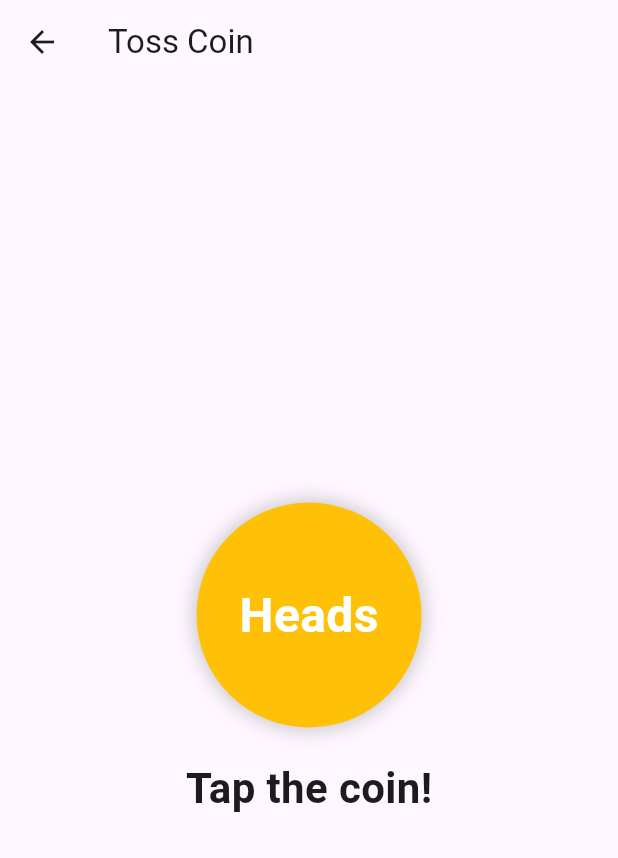
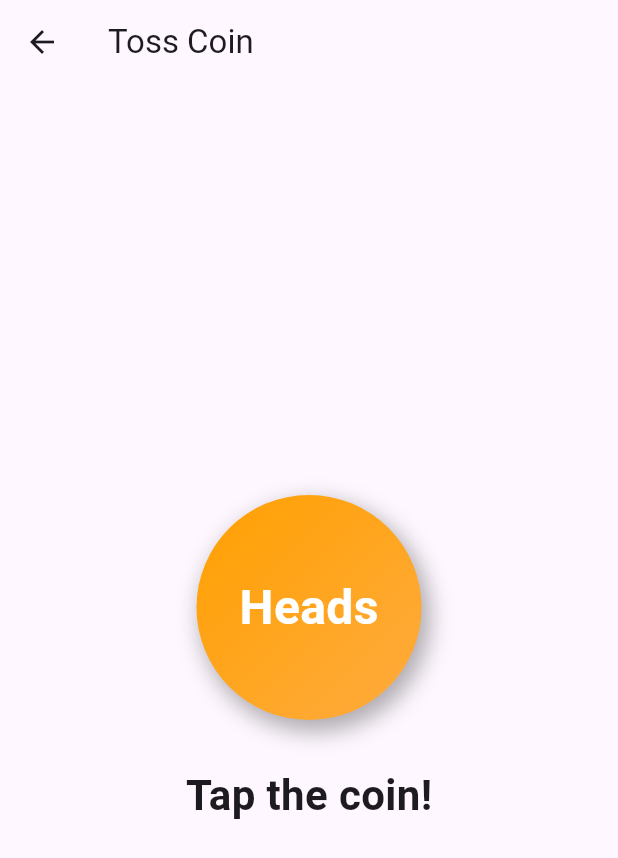
Before and after one commit to santoshvarmaaddala/Scoring-App, a Flutter app: the TossScreen screen opened directly, on a phone screen of 412 x 824 dp. Shown: the top 858 px of the screen. Run offline on Flutter 3.47's test engine with Material 3 defaults, Android fonts, the phone set to English and light mode, and no system bars; our stand-ins replace fluttertoast, sqflite; accounts and stored records are empty.

Commit message:
fixes some ui changes in toss screen

```diff
--- a/lib/core/features/players/presentation/coin_toss.dart
+++ b/lib/core/features/players/presentation/coin_toss.dart
@@ -11,7 +11,8 @@ class TossScreen extends StatefulWidget {
 class _TossScreenState extends State<TossScreen>
     with SingleTickerProviderStateMixin {
   late AnimationController _controller;
-  late Animation<double> _animation;
+  late Animation<double> _flipAnimation;
+  late Animation<double> _scaleAnimation;
   String result = "Tap the coin!";
   bool isFlipping = false;
   bool showHeads = true;
@@ -20,11 +21,20 @@ class _TossScreenState extends State<TossScreen>
   void initState() {
     super.initState();
     _controller = AnimationController(
-      duration: const Duration(seconds: 1),
+      duration: const Duration(seconds: 3), // longer spin duration
       vsync: this,
     );
 
-    _animation = Tween<double>(begin: 0, end: pi).animate(
+    // Flip rotation
+    _flipAnimation = Tween<double>(begin: 0, end: 4 * pi).animate(
+      CurvedAnimation(parent: _controller, curve: Curves.easeInOut),
+    );
+
+    // Scaling (zoom in/out while flipping)
+    _scaleAnimation = TweenSequence<double>([
+      TweenSequenceItem(tween: Tween(begin: 1.0, end: 1.3), weight: 50),
+      TweenSequenceItem(tween: Tween(begin: 1.3, end: 1.0), weight: 50),
+    ]).animate(
       CurvedAnimation(parent: _controller, curve: Curves.easeInOut),
     );
   }
@@ -32,17 +42,32 @@ class _TossScreenState extends State<TossScreen>
   void tossCoin() async {
     if (isFlipping) return;
 
-    setState(() => isFlipping = true);
+    setState(() {
+      isFlipping = true;
+      result = "Flipping...";
+    });
+
     await _controller.forward();
-    await Future.delayed(const Duration(milliseconds: 200));
-    await _controller.reverse();
 
     bool heads = Random().nextBool();
+    bool fakeCall = !heads; // opposite shown first
+
+    // Show the fake call
     setState(() {
       showHeads = heads;
+      result = fakeCall ? "Heads" : "Tails";
+    });
+
+    // Pause for suspense
+    await Future.delayed(const Duration(milliseconds: 800));
+
+    // Reveal the actual result
+    setState(() {
       result = heads ? "Heads" : "Tails";
       isFlipping = false;
     });
+
+    _controller.reset();
   }
 
   Widget _buildCoinSide(bool isHeads) {
@@ -51,12 +76,19 @@ class _TossScreenState extends State<TossScreen>
       height: 150,
       decoration: BoxDecoration(
         shape: BoxShape.circle,
-        color: isHeads ? Colors.amber : Colors.blueAccent,
+        gradient: LinearGradient(
+          colors: isHeads
+              ? [Colors.amber.shade700, Colors.orangeAccent]
+              : [Colors.blueAccent, Colors.lightBlueAccent],
+          begin: Alignment.topLeft,
+          end: Alignment.bottomRight,
+        ),
         boxShadow: [
           BoxShadow(
-            color: Colors.black.withOpacity(0.2),
-            blurRadius: 10,
+            color: Colors.black.withOpacity(0.3),
+            blurRadius: 12,
             spreadRadius: 2,
+            offset: const Offset(4, 6),
           ),
         ],
       ),
@@ -90,22 +122,32 @@ class _TossScreenState extends State<TossScreen>
             GestureDetector(
               onTap: tossCoin,
               child: AnimatedBuilder(
-                animation: _animation,
+                animation: _controller,
                 builder: (context, child) {
-                  double angle = _animation.value;
-                  bool isFront = angle < pi / 2;
+                  double angle = _flipAnimation.value;
+                  bool isFront = (angle % (2 * pi)) < pi;
+
                   return Transform(
-                    transform: Matrix4.rotationY(angle),
                     alignment: Alignment.center,
+                    transform: Matrix4.identity()
+                      ..rotateY(angle)
+                      ..scale(_scaleAnimation.value),
                     child: _buildCoinSide(isFront ? showHeads : !showHeads),
                   );
                 },
               ),
             ),
-            const SizedBox(height: 20),
-            Text(
-              result,
-              style: const TextStyle(fontSize: 28, fontWeight: FontWeight.bold),
+            const SizedBox(height: 30),
+            AnimatedOpacity(
+              opacity: isFlipping ? 0.0 : 1.0,
+              duration: const Duration(milliseconds: 400),
+              child: Text(
+                result,
+                style: const TextStyle(
+                  fontSize: 28,
+                  fontWeight: FontWeight.bold,
+                ),
+              ),
             ),
           ],
         ),
```
